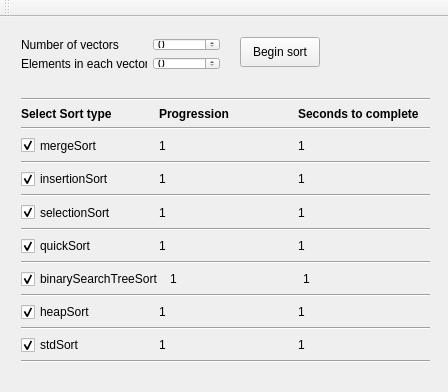
iKnewt/Testing-Sorting-Algorithms, file mainwindow.ui: the form before one commit.
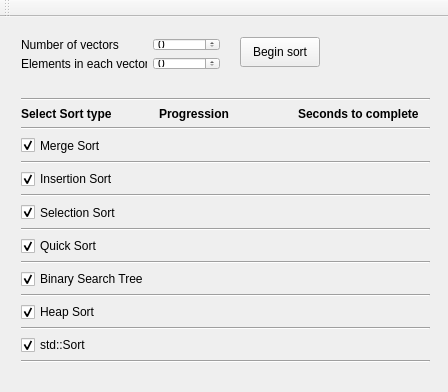
The form after the commit.

Commit message: added some sort of debug - quick sort and heap sort not working

```diff
--- a/mainwindow.ui
+++ b/mainwindow.ui
@@ -181,7 +181,7 @@
        <item>
         <widget class="QCheckBox" name="checkBox_mergeSort">
          <property name="text">
-          <string>mergeSort</string>
+          <string>Merge Sort</string>
          </property>
          <property name="checked">
           <bool>true</bool>
@@ -191,14 +191,14 @@
        <item>
         <widget class="QLabel" name="label_progression_mergeSort">
          <property name="text">
-          <string>1</string>
+          <string/>
          </property>
         </widget>
        </item>
        <item>
         <widget class="QLabel" name="label_secondsToComplete_mergeSort">
          <property name="text">
-          <string>1</string>
+          <string/>
          </property>
         </widget>
        </item>
@@ -216,7 +216,7 @@
        <item>
         <widget class="QCheckBox" name="checkBox_insertionSort">
          <property name="text">
-          <string>insertionSort</string>
+          <string>Insertion Sort</string>
          </property>
          <property name="checked">
           <bool>true</bool>
@@ -226,14 +226,14 @@
        <item>
         <widget class="QLabel" name="label_progression_insertionSort">
          <property name="text">
-          <string>1</string>
+          <string/>
          </property>
         </widget>
        </item>
        <item>
         <widget class="QLabel" name="label_secondsToComplete_insertionSort">
          <property name="text">
-          <string>1</string>
+          <string/>
          </property>
         </widget>
        </item>
@@ -251,7 +251,7 @@
        <item>
         <widget class="QCheckBox" name="checkBox_selectionSort">
          <property name="text">
-          <string>selectionSort</string>
+          <string>Selection Sort</string>
          </property>
          <property name="checked">
           <bool>true</bool>
@@ -261,14 +261,14 @@
        <item>
         <widget class="QLabel" name="label_progression_selectionSort">
          <property name="text">
-          <string>1</string>
+          <string/>
          </property>
         </widget>
        </item>
        <item>
         <widget class="QLabel" name="label_secondsToComplete_selectionSort">
          <property name="text">
-          <string>1</string>
+          <string/>
          </property>
         </widget>
        </item>
@@ -286,7 +286,7 @@
        <item>
         <widget class="QCheckBox" name="checkBox_quickSort">
          <property name="text">
-          <string>quickSort</string>
+          <string>Quick Sort</string>
          </property>
          <property name="checked">
           <bool>true</bool>
@@ -296,14 +296,14 @@
        <item>
         <widget class="QLabel" name="label_progression_quickSort">
          <property name="text">
-          <string>1</string>
+          <string/>
          </property>
         </widget>
        </item>
        <item>
         <widget class="QLabel" name="label_secondsToComplete_quickSort">
          <property name="text">
-          <string>1</string>
+          <string/>
          </property>
         </widget>
        </item>
@@ -321,7 +321,7 @@
        <item>
         <widget class="QCheckBox" name="checkBox_binarySearchTreeSort">
          <property name="text">
-          <string>binarySearchTreeSort</string>
+          <string>Binary Search Tree</string>
          </property>
          <property name="checked">
           <bool>true</bool>
@@ -331,14 +331,14 @@
        <item>
         <widget class="QLabel" name="label_progression_binarySearchTreeSort">
          <property name="text">
-          <string>1</string>
+          <string/>
          </property>
         </widget>
        </item>
        <item>
         <widget class="QLabel" name="label_secondsToComplete_binarySearchTreeSort">
          <property name="text">
-          <string>1</string>
+          <string/>
          </property>
         </widget>
        </item>
@@ -356,7 +356,7 @@
        <item>
         <widget class="QCheckBox" name="checkBox_heapSort">
          <property name="text">
-          <string>heapSort</string>
+          <string>Heap Sort</string>
          </property>
          <property name="checked">
           <bool>true</bool>
@@ -366,14 +366,14 @@
        <item>
         <widget class="QLabel" name="label_progression_heapSort">
          <property name="text">
-          <string>1</string>
+          <string/>
          </property>
         </widget>
        </item>
        <item>
         <widget class="QLabel" name="label_secondsToComplete_heapSort">
          <property name="text">
-          <string>1</string>
+          <string/>
          </property>
         </widget>
        </item>
@@ -391,7 +391,7 @@
        <item>
         <widget class="QCheckBox" name="checkBox_stdSort">
          <property name="text">
-          <string>stdSort</string>
+          <string>std::Sort</string>
          </property>
          <property name="checked">
           <bool>true</bool>
@@ -401,14 +401,14 @@
        <item>
         <widget class="QLabel" name="label_progression_stdSort">
          <property name="text">
-          <string>1</string>
+          <string/>
          </property>
         </widget>
        </item>
        <item>
         <widget class="QLabel" name="label_secondsToComplete_stdSort">
          <property name="text">
-          <string>1</string>
+          <string/>
          </property>
         </widget>
        </item>
```
The commit also changes 24 other files.
